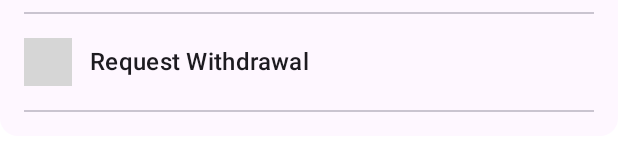
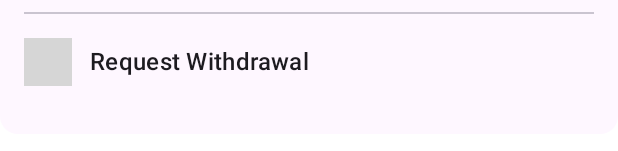
Before and after one commit to jerryOkafor/NetWorth, an Android app built with Jetpack Compose: the @Preview function ResourceCardPreview, on a phone screen of 412 x 824 dp. Shown: the part 242-393 px from the top of the screen. Run offline under Robolectric (Android 15) with nearby library versions, the phone set to English and light mode, and no system bars; our stand-ins replace Compose Multiplatform resources; libraries missing offline, so code that uses them is left out: com.aay.compose; 3 statements that could not run were skipped; grey boxes are pictures that could not be loaded.

Commit message:
chore : update readem

```diff
--- a/gradle.properties
+++ b/gradle.properties
@@ -20,5 +20,5 @@ android.minSdk=26
 
 #Versions
 kotlin.version=1.9.10
-agp.version=8.0.2
+agp.version=8.1.2
 compose.version=1.5.2
--- a/settings.gradle.kts
+++ b/settings.gradle.kts
@@ -1,4 +1,4 @@
-rootProject.name = "MyApplication"
+rootProject.name = "NetWorthKMP"
 
 include(":androidApp")
 include(":shared")
@@ -23,7 +23,6 @@ pluginManagement {
 
         id("com.android.application").version(agpVersion)
         id("com.android.library").version(agpVersion)
-
         id("org.jetbrains.compose").version(composeVersion)
     }
 }
--- a/sharedUI/src/commonMain/kotlin/ui/ResourceCard.kt
+++ b/sharedUI/src/commonMain/kotlin/ui/ResourceCard.kt
@@ -81,12 +81,6 @@ fun ResourceCard() {
                 Text(text = "Request Withdrawal", style = MaterialTheme.typography.titleMedium)
             }
             TwoVerticalSpacer()
-            Divider(
-                modifier = Modifier
-                    .fillMaxWidth()
-                    .height(1.dp)
-                    .background(color = Color(0xFFD9DBE9))
-            )
         }
     }
 }
```
Also changed, not shown: 7 other files.
